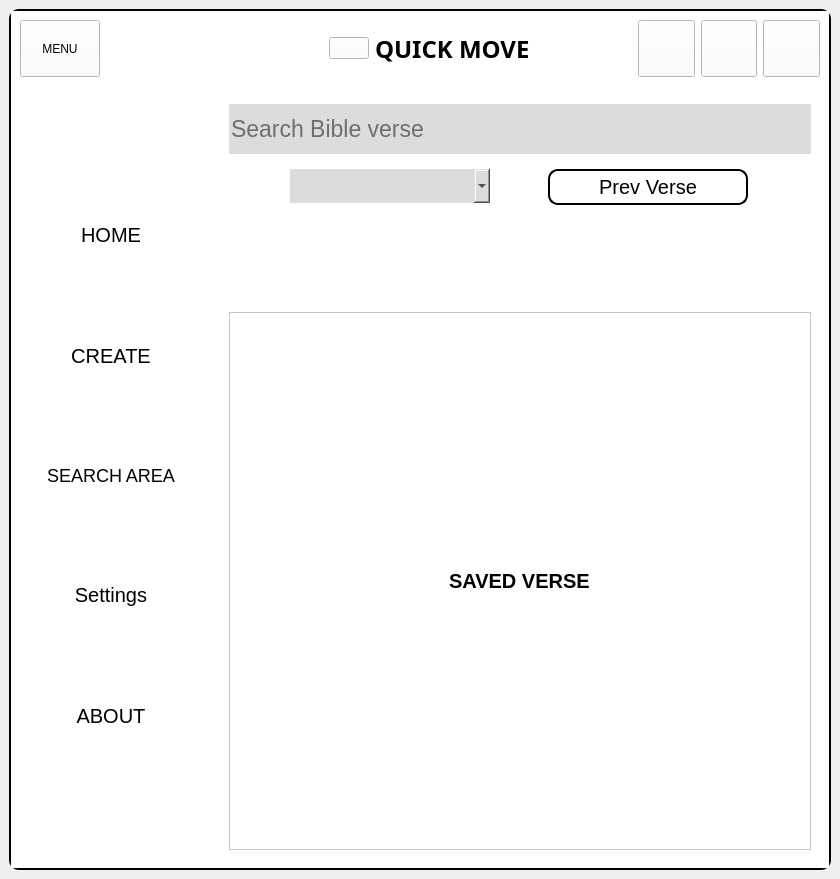
Achu-Worifung/quickMove, file ui/MainWindow.ui: the form before one commit.
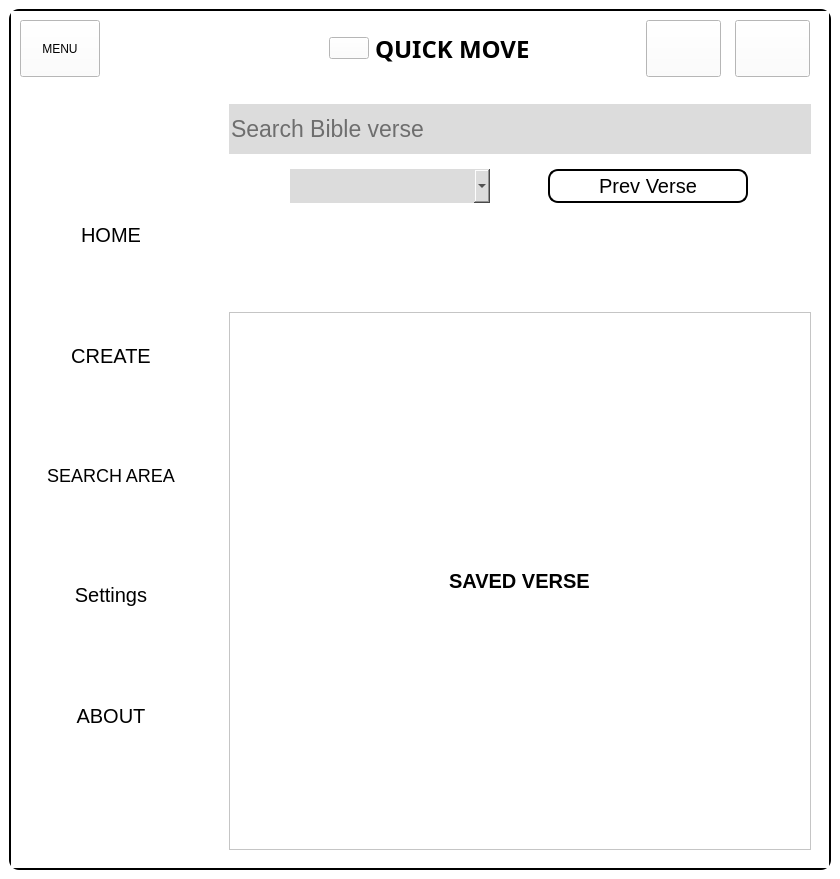
The form after the commit. Icons and pictures are not drawn.

Commit message: visual improvement --change look of scrollbars --remove maximize button (non-functinal)

Diff of the .ui file:
```diff
--- a/ui/MainWindow.ui
+++ b/ui/MainWindow.ui
@@ -14,12 +14,27 @@
    <string>MainWindow</string>
   </property>
   <property name="styleSheet">
-   <string notr="true">QMainWindow#MainWindow {
-    border-radius:10px;
-background-color:transparent;
+   <string notr="true">QScrollBar:horizontal {
+    height: 10px;
+    background: #f1f1f1;      
+    border-radius: 5px;
+    margin: 0px;
+}
 
-};
+QMainWindow#MainWindow {
+    border-radius: 10px;
+    background-color: transparent;
+}
 
+QScrollBar::handle:horizontal {
+    background: #c1c1c1;      
+    border-radius: 5px;
+    min-width: 30px;           
+}
+
+QScrollBar::handle:horizontal:hover {
+    background: #a8a8a8;
+}
 </string>
   </property>
   <widget class="QWidget" name="centralwidget">
@@ -278,6 +293,12 @@
                  <verstretch>0</verstretch>
                 </sizepolicy>
                </property>
+               <property name="maximumSize">
+                <size>
+                 <width>75</width>
+                 <height>16777215</height>
+                </size>
+               </property>
                <property name="styleSheet">
                 <string notr="true">QPushButton:hover#minimize_button
 {
@@ -300,36 +321,6 @@
                </property>
               </widget>
              </item>
-             <item>
-              <widget class="QPushButton" name="expand">
-               <property name="sizePolicy">
-                <sizepolicy hsizetype="Minimum" vsizetype="Expanding">
-                 <horstretch>0</horstretch>
-                 <verstretch>0</verstretch>
-                </sizepolicy>
-               </property>
-               <property name="styleSheet">
-                <string notr="true">QPushButton:hover#expand
-{
- background-color: #c0c0c0;
-
-}</string>
-               </property>
-               <property name="text">
-                <string/>
-               </property>
-               <property name="icon">
-                <iconset>
-                 <normaloff>../Icons/8673396_ic_fluent_expand_up_right_icon.ico</normaloff>../Icons/8673396_ic_fluent_expand_up_right_icon.ico</iconset>
-               </property>
-               <property name="iconSize">
-                <size>
-                 <width>37</width>
-                 <height>31</height>
-                </size>
-               </property>
-              </widget>
-             </item>
              <item>
               <widget class="QPushButton" name="close_button">
                <property name="sizePolicy">
@@ -338,6 +329,12 @@
                  <verstretch>0</verstretch>
                 </sizepolicy>
                </property>
+               <property name="maximumSize">
+                <size>
+                 <width>75</width>
+                 <height>16777215</height>
+                </size>
+               </property>
                <property name="styleSheet">
                 <string notr="true">QPushButton:hover#close_button
 {
@@ -1139,7 +1136,7 @@
                         <property name="maximumSize">
                          <size>
                           <width>200</width>
-                          <height>16777215</height>
+                          <height>34</height>
                          </size>
                         </property>
                         <property name="cursor">
```
Left out of the diff: 296 changed lines with no effect on the pictures. The commit also changes 4 other files.
